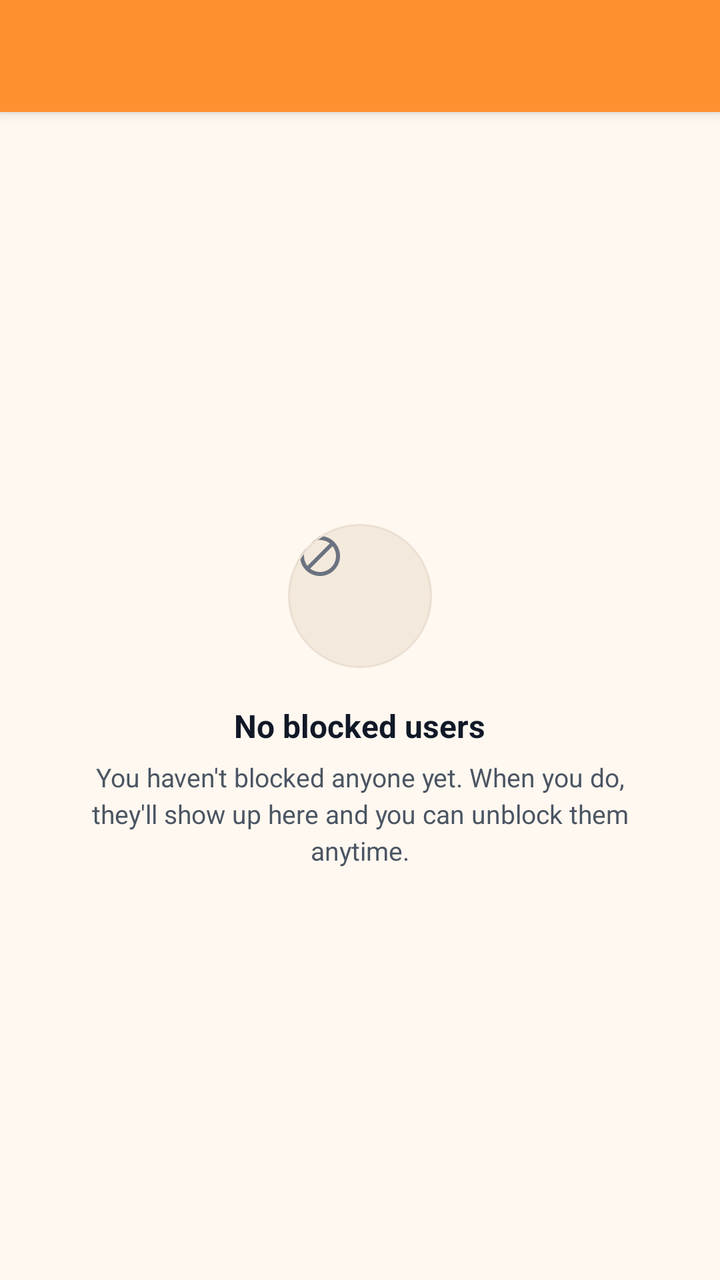
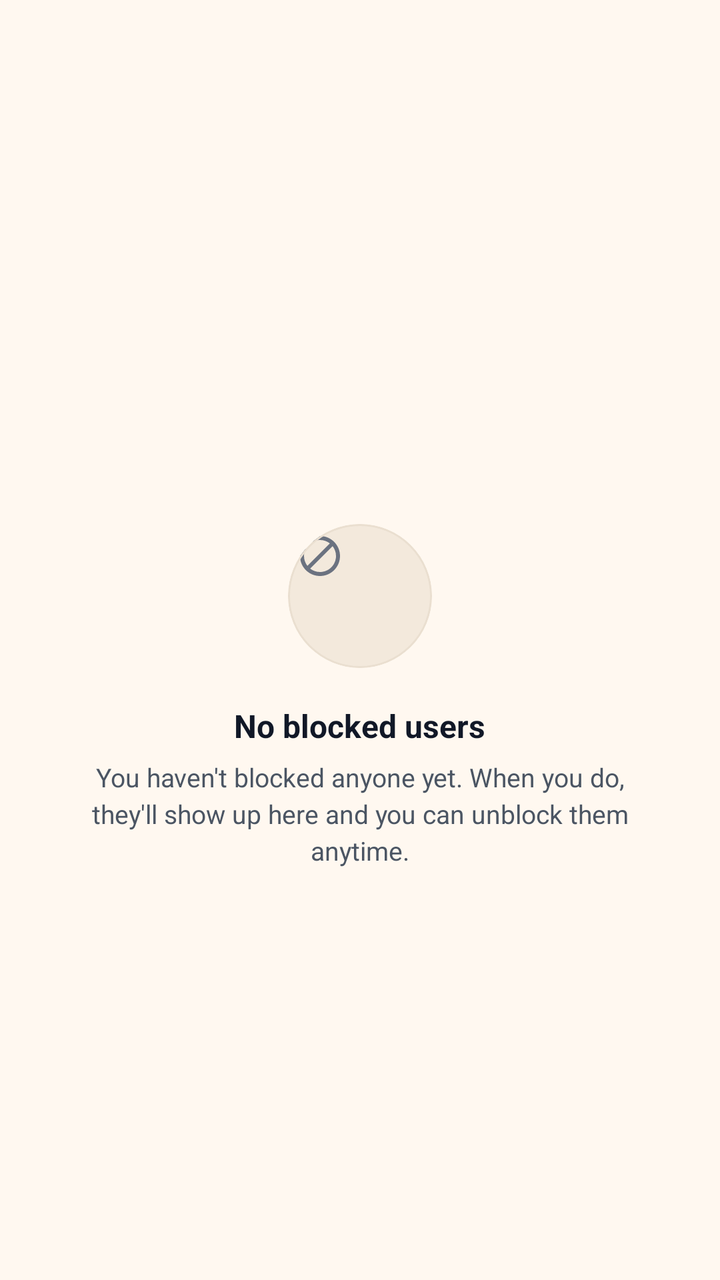

Screens rendered from an Android XML layout before and after an edit, with the pre-edit source and the edit as a unified diff.
<!-- AndroidManifest.xml: application theme AppTheme -->
<!-- res/layout/blocked_users.xml -->
<androidx.coordinatorlayout.widget.CoordinatorLayout
	xmlns:android="http://schemas.android.com/apk/res/android"
	xmlns:app="http://schemas.android.com/apk/res-auto"
	xmlns:tools="http://schemas.android.com/tools"
	android:id="@+id/_coordinator"
	android:layout_width="match_parent"
	android:layout_height="match_parent">
	<com.google.android.material.appbar.AppBarLayout
		android:id="@+id/_app_bar"
		android:layout_width="match_parent"
		android:layout_height="wrap_content"
		android:theme="@style/AppTheme.AppBarOverlay">
		<androidx.appcompat.widget.Toolbar
			android:id="@+id/_toolbar"
			android:layout_width="match_parent"
			android:layout_height="?attr/actionBarSize"
			android:background="?attr/appBarColor"
			app:popupTheme="@style/AppTheme.PopupOverlay" />
	</com.google.android.material.appbar.AppBarLayout>
	<LinearLayout
		android:layout_width="match_parent"
		android:layout_height="match_parent"
		android:orientation="vertical"
		android:gravity="center"
		android:paddingStart="40dp"
		android:paddingEnd="40dp"
		app:layout_behavior="@string/appbar_scrolling_view_behavior">
		<com.google.android.material.card.MaterialCardView
			android:id="@+id/cardview11"
			android:layout_width="72dp"
			android:layout_height="72dp"
			app:cardBackgroundColor="@color/colorSurfaceRaised"
			app:cardCornerRadius="36dp"
			app:cardElevation="0dp"
			app:strokeColor="@color/colorCardStroke"
			app:strokeWidth="1dp">
			<ImageView
				android:id="@+id/imageview46"
				android:layout_width="32dp"
				android:layout_height="32dp"
				android:src="@drawable/ic_block"
				android:scaleType="centerInside"
				app:tint="@color/colorTextTertiary"
				android:contentDescription="Noblockedusers" />
		</com.google.android.material.card.MaterialCardView>
		<TextView
			android:id="@+id/textview59"
			android:layout_width="wrap_content"
			android:layout_height="wrap_content"
			android:layout_marginTop="18dp"
			android:text="No blocked users"
			android:textSize="16sp"
			android:textStyle="bold"
			android:textColor="@color/colorTextPrimary" />
		<TextView
			android:id="@+id/textview60"
			android:layout_width="match_parent"
			android:layout_height="wrap_content"
			android:layout_marginTop="6dp"
			android:gravity="center_horizontal|center_vertical"
			android:text="You haven't blocked anyone yet. When you do, they'll show up here and you can unblock them anytime."
			android:textSize="13sp"
			android:textColor="@color/colorTextSecondary"
			android:lineSpacingExtra="3dp" />
	</LinearLayout>
</androidx.coordinatorlayout.widget.CoordinatorLayout>
<!-- resources referenced by this layout -->
<resources>
  <color name="colorCardStroke">#EADFD0</color>
  <color name="colorSurfaceRaised">#F3E9DC</color>
  <color name="colorTextPrimary">#111827</color>
  <color name="colorTextSecondary">#4B5563</color>
  <color name="colorTextTertiary">#6B7280</color>
  <style name="AppTheme.PopupOverlay" parent="ThemeOverlay.MaterialComponents.Light" />
  <style name="AppTheme" parent="Theme.MaterialComponents.DayNight.NoActionBar">
          
          <item name="homeAsUpIndicator">@drawable/ic_nav_back</item>
          
          <item name="android:textViewStyle">@style/HarvanaTextView</item>
          <item name="appBarColor">@color/colorAccent</item>
          <item name="onAppBarColor">@color/colorTextOnAccent</item>
          <item name="colorSecondary">@color/colorAccent</item>
          <item name="colorOnSecondary">@color/colorTextOnAccent</item>
          <item name="colorPrimaryVariant">@color/colorAccentDark</item>
          <item name="colorSecondaryVariant">@color/colorAccentDark</item>
          <item name="colorError">@color/colorError</item>
          <item name="colorOnError">@color/colorTextPrimaryWhite</item>
          <item name="colorControlActivated">@color/colorAccent</item>
          <item name="colorControlNormal">@color/colorControlNormal</item>
          <item name="colorControlHighlight">@color/colorAccentRipple</item>
          <item name="android:textColorHighlight">@color/colorAccentStroke</item>
          <item name="android:textColorLink">@color/colorAccentStrong</item>
          <item name="android:editTextColor">@color/colorTextPrimary</item>
          <item name="android:navigationBarColor">@color/colorBackground</item>
          <item name="colorPrimary">@color/colorAccent</item>
          <item name="colorPrimaryDark">@color/colorAccentStrong</item>
          <item name="colorAccent">@color/colorAccent</item>
          <item name="colorSurface">@color/colorSurface</item>
          <item name="colorOnPrimary">@color/colorTextOnAccent</item>
          <item name="colorOnSurface">@color/colorTextPrimary</item>
          <item name="colorOnBackground">@color/colorTextPrimary</item>
          <item name="colorOnSurfaceVariant">@color/colorTextSecondary</item>
          <item name="android:textColorPrimary">@color/colorTextPrimary</item>
          <item name="android:textColorSecondary">@color/colorTextSecondary</item>
          <item name="android:textColorHint">@color/colorTextTertiary</item>
          <item name="android:statusBarColor">?attr/appBarColor</item>
          <item name="android:windowLightStatusBar">true</item>
          <item name="android:windowBackground">@color/colorBackground</item>
          <item name="alertDialogTheme">@style/HarvanaAlertDialog</item>
          <item name="materialAlertDialogTheme">@style/HarvanaAlertDialog</item>
          <item name="bottomSheetDialogTheme">@style/HarvanaBottomSheetDialog</item>
      </style>
  <style name="HarvanaTextView" parent="android:Widget.TextView">
          <item name="android:textColor">@color/colorTextPrimary</item>
      </style>
  <color name="colorAccent">#FF9030</color>
  <color name="colorTextOnAccent">#111827</color>
  <color name="colorAccentDark">#E57A14</color>
  <color name="colorError">#EF4444</color>
  <color name="colorTextPrimaryWhite">#FFFFFF</color>
  <color name="colorControlNormal">#6B7280</color>
  <color name="colorAccentRipple">#1AFF9030</color>
  <color name="colorAccentStroke">#33FF9030</color>
  <color name="colorAccentStrong">#B85F0A</color>
  <color name="colorBackground">#FFF8F0</color>
  <color name="colorSurface">#FFFFFF</color>
  <style name="HarvanaDialogButton" parent="Widget.MaterialComponents.Button.TextButton.Dialog">
          <item name="android:textColor">@color/colorAccent</item>
          <item name="android:minHeight">48dp</item>
      </style>
  <!-- unchanged entries left out for length: 7 -->
</resources>

<!-- the commit's change to res/layout/blocked_users.xml (unified diff, before → after) -->
@@ -9,7 +9,9 @@
 		android:id="@+id/_app_bar"
 		android:layout_width="match_parent"
 		android:layout_height="wrap_content"
-		android:theme="@style/AppTheme.AppBarOverlay">
+		android:theme="@style/AppTheme.AppBarOverlay"
+		app:elevation="0dp"
+		android:stateListAnimator="@null">
 		<androidx.appcompat.widget.Toolbar
 			android:id="@+id/_toolbar"
 			android:layout_width="match_parent"
<!-- resource entries referenced after the edit -->
@@ -11,8 +11,8 @@
           <item name="homeAsUpIndicator">@drawable/ic_nav_back</item>
           
           <item name="android:textViewStyle">@style/HarvanaTextView</item>
-          <item name="appBarColor">@color/colorAccent</item>
-          <item name="onAppBarColor">@color/colorTextOnAccent</item>
+          <item name="appBarColor">@color/colorBackground</item>
+          <item name="onAppBarColor">@color/colorTextPrimary</item>
           <item name="colorSecondary">@color/colorAccent</item>
           <item name="colorOnSecondary">@color/colorTextOnAccent</item>
           <item name="colorPrimaryVariant">@color/colorAccentDark</item>
